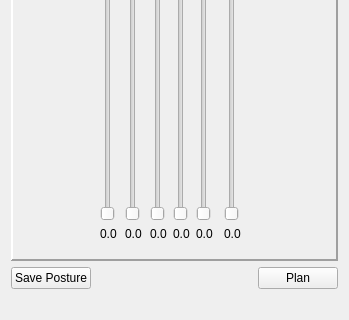
This is software/ddapp/src/app/ddTeleopPanel.ui in openhumanoids/oh-distro as Qt 5 draws it before an edit; both pictures show x 0 to 349 and y 446 to 766 of the 349 by 766 pixel window. The edited form follows.
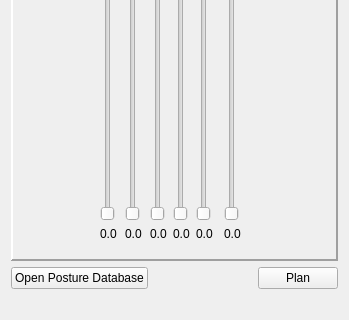
This is the edited form.

Commit message: add button to open the robot pose util from director's teleop panel

```diff
--- a/software/ddapp/src/app/ddTeleopPanel.ui
+++ b/software/ddapp/src/app/ddTeleopPanel.ui
@@ -726,7 +726,7 @@
    <item row="3" column="0">
     <widget class="QPushButton" name="savePostureButton">
      <property name="text">
-      <string>Save Posture</string>
+      <string>Open Posture Database</string>
      </property>
     </widget>
    </item>
```
Left out of the diff: 2 changed lines with no effect on the pictures. The commit also changes 2 other files.
